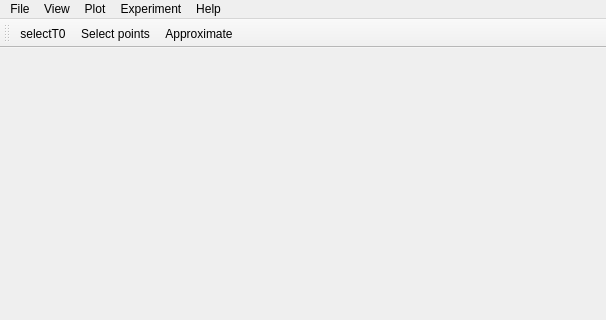
This is src/client/mainwindow.ui in uazure/qLab as Qt 5 draws it before an edit; both pictures show x 0 to 606 and y 0 to 320 of the 606 by 488 pixel window. The edited form follows.
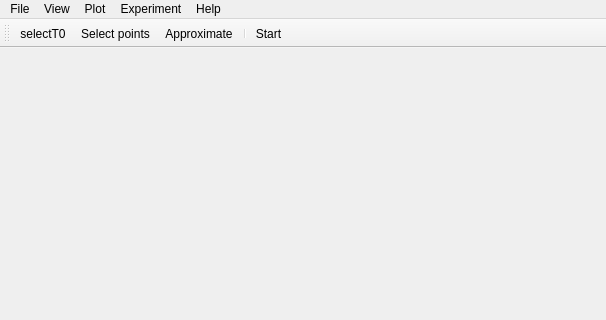
This is the edited form.

What changed in the file:
```diff
--- a/src/client/mainwindow.ui
+++ b/src/client/mainwindow.ui
@@ -91,6 +91,8 @@
    <addaction name="actionSelectT0"/>
    <addaction name="actionSelect_points"/>
    <addaction name="actionApproximate"/>
+   <addaction name="separator"/>
+   <addaction name="actionStart"/>
   </widget>
   <widget class="QStatusBar" name="statusBar"/>
   <action name="actionExit">
```
Left out of the diff: 1 changed line with no effect on the pictures.
